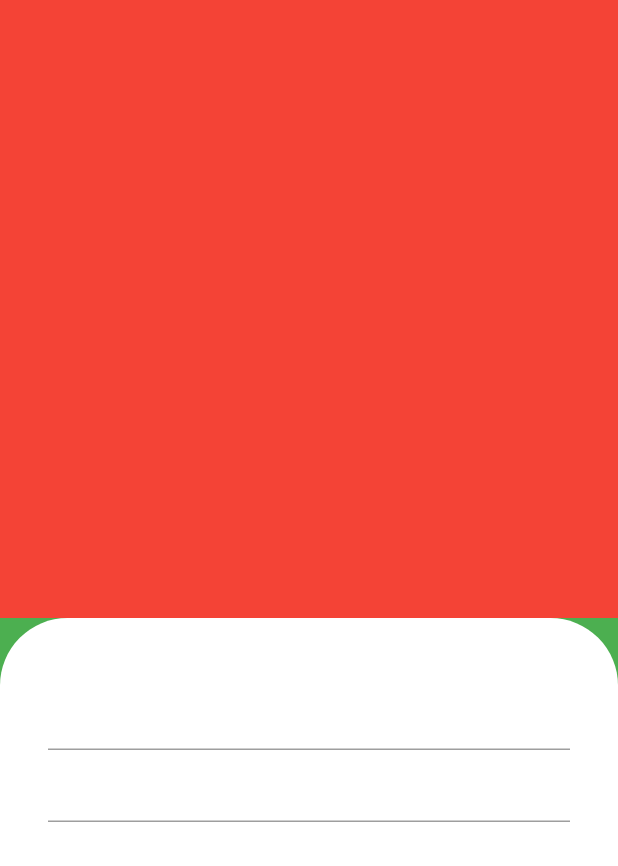
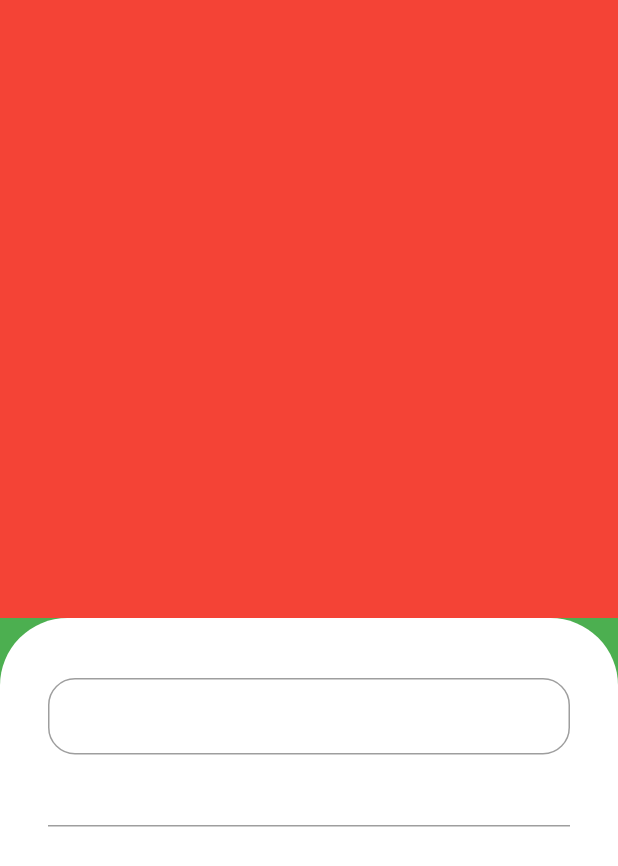
Before and after one commit to diegocar448/greengrocer, a Flutter app: the screen it shows after launch, on a phone screen of 412 x 824 dp. Shown: the top 866 px of the screen. Run offline on Flutter 3.47's test engine with Material 2 defaults, Android fonts, the phone set to English and light mode, and no system bars.

Commit message:
estilizacao inicial campo de texto

```diff
--- a/lib/main.dart
+++ b/lib/main.dart
@@ -14,7 +14,8 @@ class MyApp extends StatelessWidget {
     return MaterialApp(
       title: 'Flutter Demo',
       theme: ThemeData(
-        primarySwatch: Colors.blue,
+        //definir padrão de cor (exemplo borda do input)
+        primarySwatch: Colors.green,
       ),
       debugShowCheckedModeBanner: false,
       home: const SignInScreen(),
--- a/lib/src/auth/sign_in_screen.dart
+++ b/lib/src/auth/sign_in_screen.dart
@@ -31,8 +31,15 @@ class SignInScreen extends StatelessWidget {
                 ),
                 child: Column(
                   children: [
-                    //Email
-                    TextFormField(),
+                    //Email aqui vamos estilizar o campo
+                    TextFormField(
+                      decoration: InputDecoration(
+                        isDense: true,
+                        border: OutlineInputBorder(
+                          borderRadius: BorderRadius.circular(18),
+                        ),
+                      ),
+                    ),
                     //Senha
                     TextFormField(),
                   ],
```
